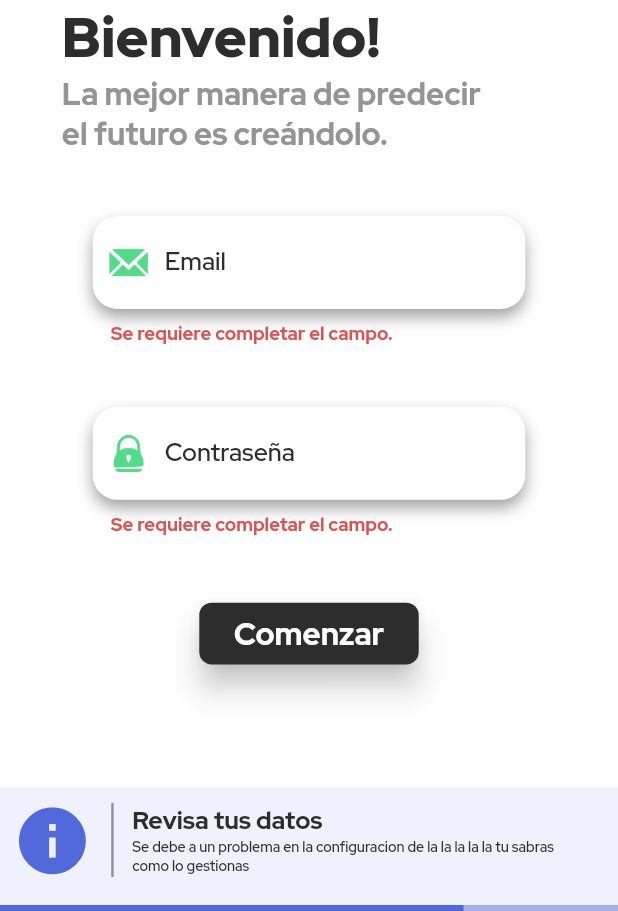
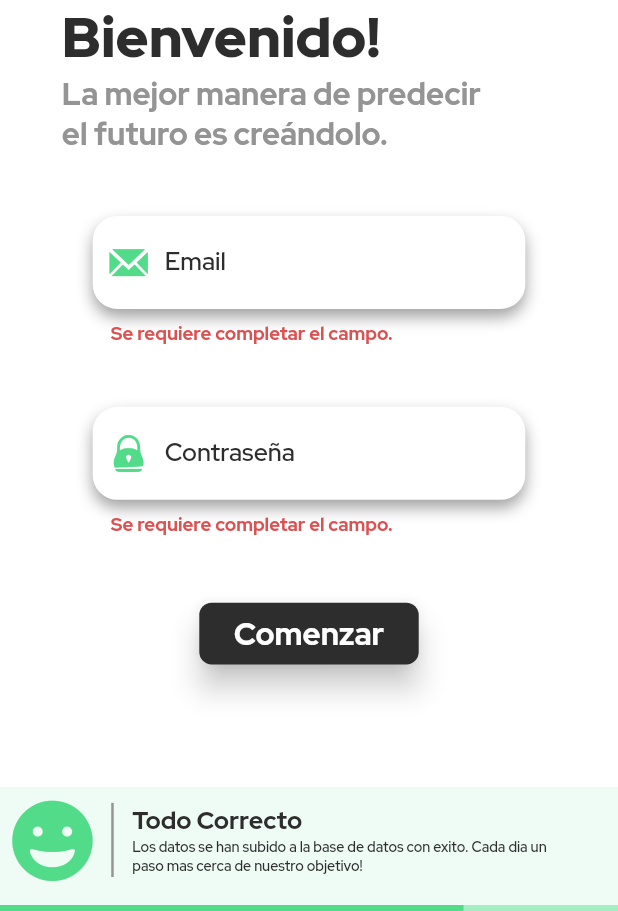
Before and after one commit to VladiPrograma/marvalfit, a Flutter app: the screen it shows after launch, after a tap on "Comenzar", on a phone screen of 412 x 824 dp, the part 325-1236 px from its top. Run offline on Flutter 3.47's test engine with Material 2 defaults, Android fonts, the phone set to English and light mode, and no system bars; our stand-ins replace firebase_auth, firebase_core, sizer; accounts and stored records are empty.

Commit message:
Final MarvalSnackbar

```diff
--- a/lib/config/custom_icons.dart
+++ b/lib/config/custom_icons.dart
@@ -17,6 +17,7 @@
 ///         License:   SIL (http://scripts.sil.org/OFL)
 ///         Homepage:  http://thedesignoffice.org/project/modern-pictograms/
 ///
+import 'package:flutter/material.dart';
 import 'package:flutter/widgets.dart';
 
 class CustomIcons  {
@@ -27,4 +28,7 @@ class CustomIcons  {
 
   static const IconData lock = IconData(0xe800, fontFamily: _kFontFam, fontPackage: _kFontPkg);
   static const IconData mail = IconData(0xe801, fontFamily: _kFontFam, fontPackage: _kFontPkg);
+  static const IconData info = IconData(0xe802, fontFamily: _kFontFam, fontPackage: _kFontPkg);
+  static const IconData alert = IconData(0xe803, fontFamily: _kFontFam, fontPackage: _kFontPkg);
+  static const IconData success = IconData(0xe804, fontFamily: _kFontFam, fontPackage: _kFontPkg);
 }
--- a/lib/constants/marval_snackbar.dart
+++ b/lib/constants/marval_snackbar.dart
@@ -1,16 +1,39 @@
 import 'package:flutter/material.dart';
+import 'package:marvalfit/config/custom_icons.dart';
 import 'package:marvalfit/constants/string.dart';
 import 'package:marvalfit/constants/theme.dart';
 import 'package:sizer/sizer.dart';
 
 import 'colors.dart';
 
+ enum SNACKTYPE { info, alert, success}
 
-void MarvalSnackBar(BuildContext context){
+void MarvalSnackBar(BuildContext context, SNACKTYPE type, {String? title, String? subtitle}){
+   late Color _backgroundColor;
+   late Color _iconColor;
+   late List<Color> _barColor;
+   late IconData _icon;
+
+   if(type == SNACKTYPE.info){
+    _backgroundColor = kBlueThi;
+    _iconColor = kBlue;
+    _barColor = [kBlue, kBlueSec];
+    _icon = CustomIcons.info;
+   }else if(type == SNACKTYPE.alert){
+     _backgroundColor = kRedThi;
+     _iconColor = kRed;
+     _barColor = [kRed, kRedSec];
+     _icon = CustomIcons.alert;
+   }else{
+     _backgroundColor = kGreenThi;
+     _iconColor = kGreen;
+     _barColor = [kGreen, kGreenSec];
+     _icon = CustomIcons.success ;
+   }
   ScaffoldMessenger.of(context).showSnackBar(
       SnackBar(
           padding: EdgeInsets.zero,
-          backgroundColor: kBlueThi,
+          backgroundColor: _backgroundColor,
           content: Container(width: 100.w, height: 10.h,
               padding: EdgeInsets.only(top: 1.h, bottom: 0),
               child: Column(
@@ -20,7 +43,7 @@ void MarvalSnackBar(BuildContext context){
                       child:Row(
                         crossAxisAlignment: CrossAxisAlignment.center,
                         children: [
-                          Icon(Icons.info, color: kBlue, size: 13.w,),
+                          Icon( _icon, color: _iconColor, size: 13.w,),
                           Container(height: 6.h, width: 0.4.w,
                             color: kGrey,
                             margin: EdgeInsets.symmetric(horizontal: 3.w),
@@ -28,11 +51,11 @@ void MarvalSnackBar(BuildContext context){
                           Column(
                             crossAxisAlignment: CrossAxisAlignment.start,
                             children: [
-                              const TextH2("Revisa tus datos", size: 4,),
+                              TextH2(title ?? "", size: 4,),
                               SizedBox(
                                   width: 69.w,
                                   child: Text(
-                                    "Se debe a un problema en la configuracion de la la la la la tu sabras como lo gestionas",
+                                    subtitle ?? "",
                                     style: TextStyle( fontSize: 2.3.w, color: kBlack, fontFamily: p1),
                                     maxLines: 2,
                                   )
@@ -43,7 +66,7 @@ void MarvalSnackBar(BuildContext context){
                         ],
                       )),
                   const Spacer(),
-                  SnackLineAnimation(),
+                  SnackLineAnimation(colors: _barColor),
                 ],
               )
           ))
@@ -51,8 +74,8 @@ void MarvalSnackBar(BuildContext context){
 }
 
 class SnackLineAnimation extends StatefulWidget {
-  const SnackLineAnimation({Key? key}) : super(key: key);
-
+  const SnackLineAnimation({required this.colors, Key? key}) : super(key: key);
+  final List<Color> colors;
   @override
   State<SnackLineAnimation> createState() => _SnackLineAnimationState();
 }
@@ -88,13 +111,13 @@ class _SnackLineAnimationState extends State<SnackLineAnimation> with SingleTick
           bottom: 0,
           child: Container(
               width: 100.w, height: 0.5.h,
-              color: kBlueSec,
+              color: widget.colors[1],
               margin: EdgeInsets.only(right: _dx.w)
           )
       ),
       AnimatedContainer(
         width: 100.w, height: 0.5.h,
-        color: kBlue,
+        color: widget.colors[0],
         duration: const Duration(milliseconds: 4000),
         curve: Curves.linear,
         margin: EdgeInsets.only(right: _dx.w),
--- a/lib/core/login/login_screen.dart
+++ b/lib/core/login/login_screen.dart
@@ -105,8 +105,9 @@ class _LoginFormState extends State<LoginForm> {
         SizedBox(height: 5.h),
         ElevatedButton(
             onPressed: () async{
-              MarvalSnackBar(context);
-              ///@TODO Create custom SnackBars for: INFO // SUCESS // FAIL with params.
+              MarvalSnackBar(context, SNACKTYPE.success,
+                  title: "Todo Correcto",
+                  subtitle: "Los datos se han subido a la base de datos con exito. Cada dia un paso mas cerca de nuestro objetivo!");
               ///@TODO Manage to dont start 2 SnackBars when u press the button twice
               // Validate returns true if the form is valid, or false otherwise.
                   if (_formKey.currentState!.validate()) {
@@ -118,7 +119,6 @@ class _LoginFormState extends State<LoginForm> {
                   _formKey.currentState!.validate();
                   /// @TODO If it works _loginErrors will be null so we can get the user and switch pages
 
-                  /// @TODO Add Green snackBar to say it worked properly
               }
             },
             style: ButtonStyle(
```
Also changed, not shown: assets/fonts/CustomIcons.ttf.
